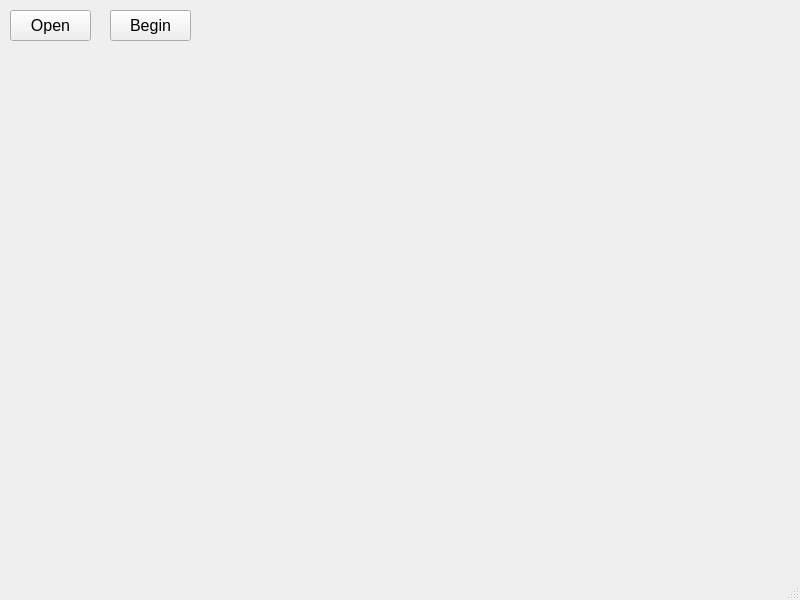
Old version of the form designer/mainwindow.ui in the repository MiliMoutin/TPASSDqueandaplz.
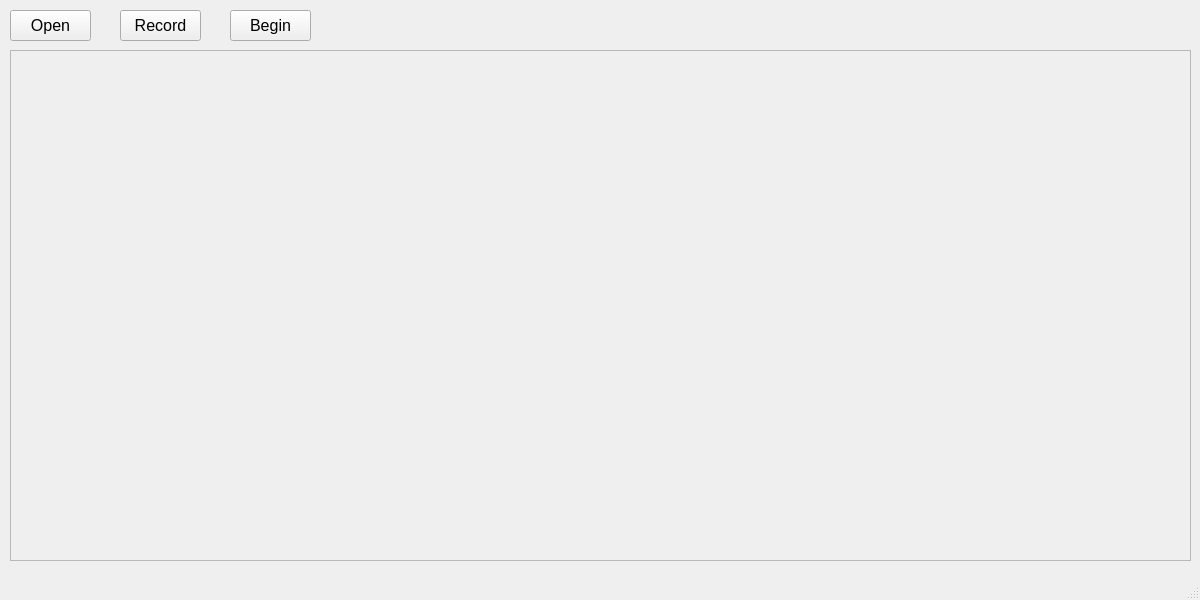
New version of the form.

Commit message: Gui comienza a tomar forma

Diff of the .ui file:
```diff
--- a/designer/mainwindow.ui
+++ b/designer/mainwindow.ui
@@ -6,7 +6,7 @@
    <rect>
     <x>0</x>
     <y>0</y>
-    <width>800</width>
+    <width>1200</width>
     <height>600</height>
    </rect>
   </property>
@@ -36,7 +36,7 @@
    <widget class="QPushButton" name="beginbtn">
     <property name="geometry">
      <rect>
-      <x>110</x>
+      <x>230</x>
       <y>10</y>
       <width>81</width>
       <height>31</height>
@@ -52,6 +52,67 @@
      <string>Begin</string>
     </property>
    </widget>
+   <widget class="QPushButton" name="recordbtn">
+    <property name="geometry">
+     <rect>
+      <x>120</x>
+      <y>10</y>
+      <width>81</width>
+      <height>31</height>
+     </rect>
+    </property>
+    <property name="font">
+     <font>
+      <family>MS Shell Dlg 2</family>
+      <pointsize>12</pointsize>
+     </font>
+    </property>
+    <property name="text">
+     <string>Record</string>
+    </property>
+   </widget>
+   <widget class="QFrame" name="frame">
+    <property name="geometry">
+     <rect>
+      <x>10</x>
+      <y>50</y>
+      <width>1181</width>
+      <height>511</height>
+     </rect>
+    </property>
+    <property name="frameShape">
+     <enum>QFrame::StyledPanel</enum>
+    </property>
+    <property name="frameShadow">
+     <enum>QFrame::Raised</enum>
+    </property>
+    <widget class="QLabel" name="image_out">
+     <property name="geometry">
+      <rect>
+       <x>30</x>
+       <y>50</y>
+       <width>400</width>
+       <height>400</height>
+      </rect>
+     </property>
+     <property name="text">
+      <string/>
+     </property>
+    </widget>
+    <widget class="QLabel" name="data_out">
+     <property name="geometry">
+      <rect>
+       <x>480</x>
+       <y>50</y>
+       <width>651</width>
+       <height>400</height>
+      </rect>
+     </property>
+     <property name="text">
+      <string/>
+     </property>
+    </widget>
+   </widget>
   </widget>
   <widget class="QMenuBar" name="menubar">
    <property name="geometry">
```
Left out of the diff: 2 changed lines with no effect on the pictures. The commit also changes 3 other files.
